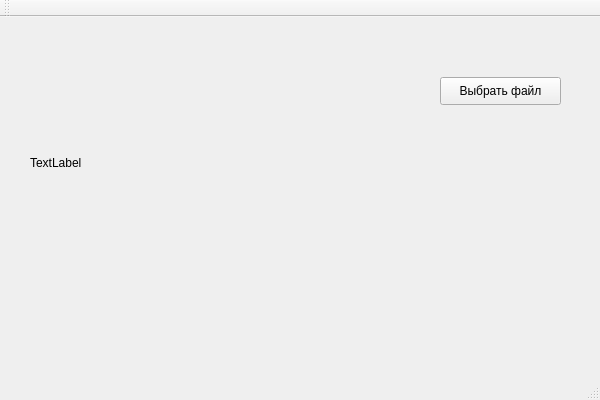
First picture: the form in QtAppForTheTerminal/QtAppForTheTerminal.ui, repository shinshilkina/QtAppForTheTerminal, before the edit.
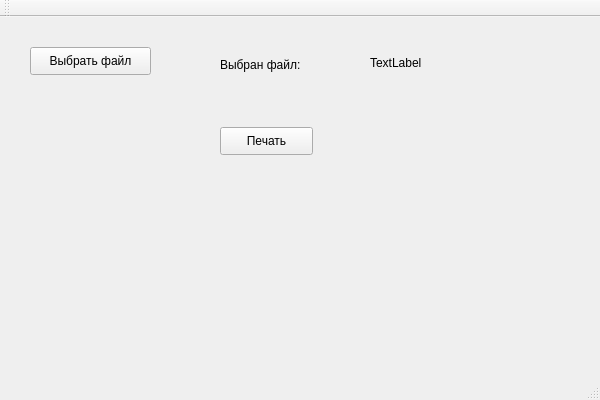
Second picture: the form after the edit.

Commit message: +print string +$ WIA

```diff
--- a/QtAppForTheTerminal/QtAppForTheTerminal.ui
+++ b/QtAppForTheTerminal/QtAppForTheTerminal.ui
@@ -17,8 +17,8 @@
    <widget class="QPushButton" name="buttonOpenFile">
     <property name="geometry">
      <rect>
-      <x>440</x>
-      <y>60</y>
+      <x>30</x>
+      <y>30</y>
       <width>121</width>
       <height>28</height>
      </rect>
@@ -30,16 +30,42 @@
    <widget class="QLabel" name="labelFilename">
     <property name="geometry">
      <rect>
-      <x>30</x>
-      <y>60</y>
-      <width>391</width>
-      <height>171</height>
+      <x>370</x>
+      <y>30</y>
+      <width>131</width>
+      <height>31</height>
      </rect>
     </property>
     <property name="text">
      <string>TextLabel</string>
     </property>
    </widget>
+   <widget class="QLabel" name="label">
+    <property name="geometry">
+     <rect>
+      <x>220</x>
+      <y>40</y>
+      <width>91</width>
+      <height>16</height>
+     </rect>
+    </property>
+    <property name="text">
+     <string>Выбран файл:</string>
+    </property>
+   </widget>
+   <widget class="QPushButton" name="buttonPrint">
+    <property name="geometry">
+     <rect>
+      <x>220</x>
+      <y>110</y>
+      <width>93</width>
+      <height>28</height>
+     </rect>
+    </property>
+    <property name="text">
+     <string>Печать</string>
+    </property>
+   </widget>
   </widget>
   <widget class="QMenuBar" name="menuBar">
    <property name="geometry">
```
The commit also changes 7 other files.
